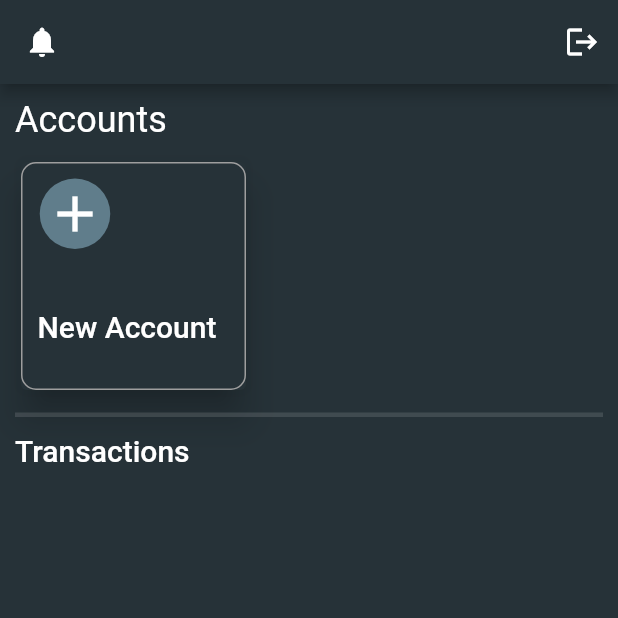
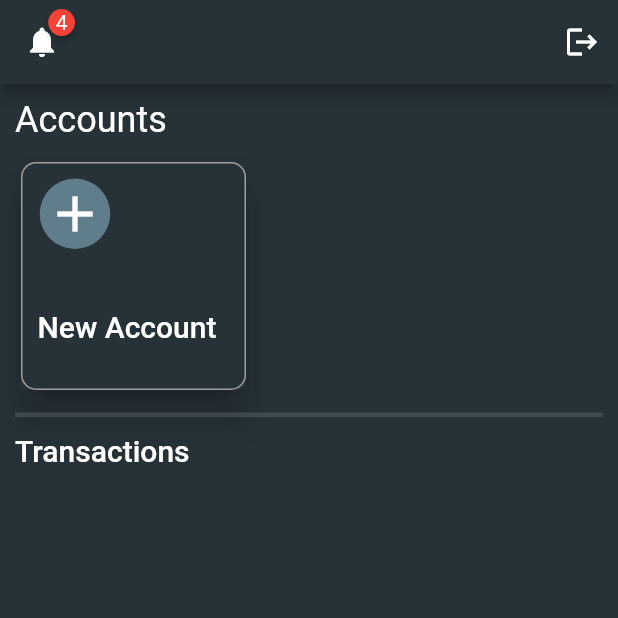
Before and after one commit to BCS12358/topaz, a Flutter app: the screen it shows once a user with an empty profile is signed in, on a phone screen of 412 x 824 dp, the top half of it. Run offline on Flutter 3.47's test engine with Material 2 defaults, Android fonts, the phone set to English and light mode, and no system bars; drawn by our look-alikes of badges; our stand-ins replace cloud_firestore, firebase_auth, firebase_core, lottie; accounts and stored records are empty; project files that could hold a hidden picture were left out.

Commit message:
Confimation dialog and notification badge

```diff
--- a/lib/screens/home/home_screen.dart
+++ b/lib/screens/home/home_screen.dart
@@ -1,6 +1,7 @@
 import 'package:firebase_auth/firebase_auth.dart';
 import 'package:flutter/material.dart';
 import 'package:topaz/screens/widgets/account_list_view.dart';
+import 'package:topaz/screens/widgets/notification_icon.dart';
 import 'package:topaz/screens/widgets/transaction_list_view.dart';
 
 class HomeScreen extends StatefulWidget {
@@ -17,8 +18,11 @@ class _HomeScreenState extends State<HomeScreen> {
   Widget build(BuildContext context) {
     return Scaffold(
       appBar: AppBar(
-        leading:
-            IconButton(onPressed: () {}, icon: const Icon(Icons.notifications)),
+        leading: const NotificationIcon(
+          iconData: Icons.notifications,
+          size: 15,
+          number: 4,
+        ),
         actions: [
           IconButton(
               onPressed: () {
--- /dev/null
+++ b/lib/screens/widgets/notification_icon.dart
@@ -0,0 +1,32 @@
+import 'package:badges/badges.dart';
+import 'package:flutter/material.dart';
+
+class NotificationIcon extends StatelessWidget {
+  final IconData iconData;
+  final double size;
+  final Color color;
+  final int number;
+
+  const NotificationIcon(
+      {Key? key,
+      required this.iconData,
+      required this.size,
+      required this.number,
+      this.color = Colors.white})
+      : super(key: key);
+
+  @override
+  Widget build(BuildContext context) {
+    return Badge(
+      position: BadgePosition.topEnd(top: 2, end: 6),
+      animationDuration: const Duration(milliseconds: 300),
+      animationType: BadgeAnimationType.slide,
+      badgeContent: Text(
+        number.toString(),
+        style: TextStyle(color: color),
+      ),
+      child:
+          IconButton(icon: const Icon(Icons.notifications), onPressed: () {}),
+    );
+  }
+}
--- a/lib/screens/widgets/transaction_list_view.dart
+++ b/lib/screens/widgets/transaction_list_view.dart
@@ -36,7 +36,7 @@ class TransactionListView extends StatelessWidget {
               background: const DismissibleBackground(),
               key: UniqueKey(),
               direction: DismissDirection.endToStart,
-              onDismissed: ((direction) async {
+              onDismissed: ((direction) {
                 try {
                   DatabaseService(uid: user!.uid)
                       .deleteTransaction(transactions[index]);
--- a/pubspec.yaml
+++ b/pubspec.yaml
@@ -36,7 +36,7 @@ dependencies:
   cloud_firestore: ^3.4.7
   intl: ^0.17.0
   collection: ^1.16.0
-
+  badges: ^2.0.3
 
   # The following adds the Cupertino Icons font to your application.
   # Use with the CupertinoIcons class for iOS style icons.
```
Also changed, not shown: lib/models/account/accountUtils.dart (+21 -32 lines), lib/screens/account/account_screen.dart (+13 -13 lines), lib/screens/widgets/account_details.dart (+9 -9 lines), lib/utils/helpers.dart (+45 -0 lines), pubspec.lock.
